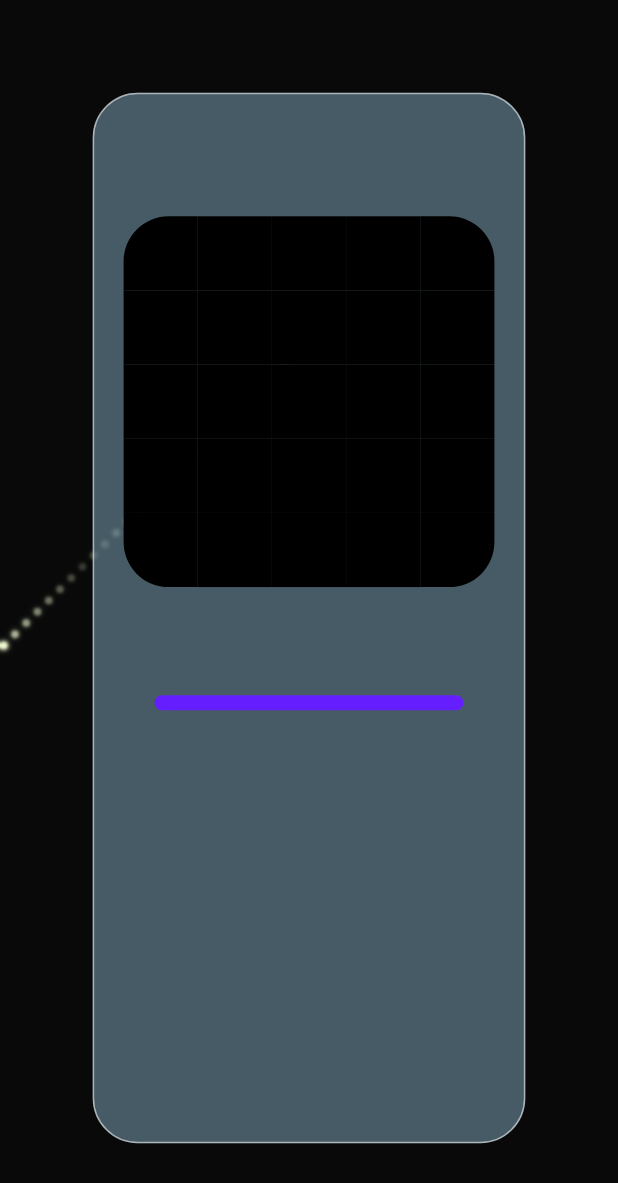
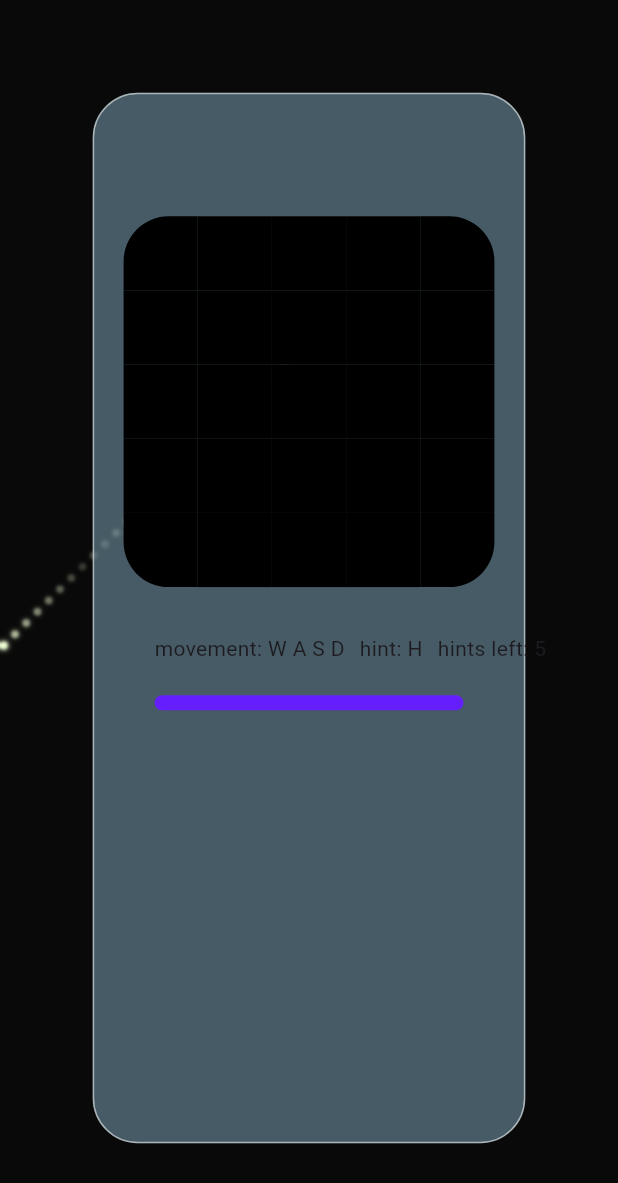
Before and after one commit to darksider-05/mazeMaster, a Flutter app: the screen it shows after launch, on a phone screen of 412 x 824 dp. Shown: the top 1183 px of the screen. Run offline on Flutter 3.47's test engine with Material 3 defaults, Android fonts, the light colour scheme and no system bars; network calls fail.

Commit message:
textual hints visual improvements

```diff
--- /dev/null
+++ b/frontend/lib/components/hints.dart
@@ -0,0 +1,36 @@
+import 'dart:math';
+
+import 'package:flutter/material.dart';
+import 'package:mazemaster/providers/app_root.dart';
+import 'package:mazemaster/providers/game_provider.dart';
+import 'package:provider/provider.dart';
+
+class Hints extends StatelessWidget {
+  const Hints({super.key});
+
+  @override
+  Widget build(BuildContext context) {
+    var game = Provider.of<GameProvider>(context);
+    var root = RootState(context);
+    var vh = root.vh();
+    var vw = root.vw();
+    var wholeSize = min(vh, vw) * 0.7;
+    var width = min(vw, vh) / 2;
+
+    return Positioned(
+      top: (vh - wholeSize) / 4 + wholeSize,
+      left: (vw - width) / 2,
+      child: SizedBox(
+        child: Row(
+          spacing: 10,
+          mainAxisSize: MainAxisSize.min,
+          children: [
+            Text("movement: W A S D"),
+            Text("hint: H"),
+            Text("hints left: ${game.hints}"),
+          ],
+        ),
+      ),
+    );
+  }
+}
--- a/frontend/lib/main.dart
+++ b/frontend/lib/main.dart
@@ -2,6 +2,7 @@ import 'package:flutter/material.dart';
 import 'package:mazemaster/components/board.dart';
 import 'package:mazemaster/components/cover.dart';
 import 'package:mazemaster/components/help_progress_indicator.dart';
+import 'package:mazemaster/components/hints.dart';
 import 'package:mazemaster/components/result.dart';
 import 'package:mazemaster/components/sky_widget.dart';
 import 'package:mazemaster/providers/game_provider.dart';
@@ -52,13 +53,9 @@ class AppRoot extends StatelessWidget {
   @override
   Widget build(BuildContext context) {
     var game = Provider.of<GameProvider>(context);
-    return Stack(
-      children: [
-        SkyWidget(),
-        Cover(),
-        !game.over ? GameBoard() : ResultWidget(win: game.won),
-        HelpProgressIndicator(),
-      ],
-    );
+    List<Widget> children = !(game.over)
+        ? [SkyWidget(), Cover(), GameBoard(), HelpProgressIndicator(), Hints()]
+        : [SkyWidget(), Cover(), ResultWidget(win: game.won)];
+    return Stack(children: children);
   }
 }
--- a/frontend/lib/providers/game_provider.dart
+++ b/frontend/lib/providers/game_provider.dart
@@ -4,6 +4,7 @@ class GameProvider extends ChangeNotifier {
   List<List<int>> maze = [];
   (int, int) player = (0, 0);
   double help = 0;
+  int hints = 5;
   bool over = false;
   bool won = false;
 
@@ -14,7 +15,7 @@ class GameProvider extends ChangeNotifier {
         break;
 
       case "state":
-        setPlayer(msg["px"], msg["py"], msg["help"]);
+        setPlayer(msg["px"], msg["py"], msg["help"], msg["hints"]);
         break;
       case "game_over":
         over = true;
@@ -29,9 +30,10 @@ class GameProvider extends ChangeNotifier {
     notifyListeners();
   }
 
-  void setPlayer(int x, int y, num help) {
+  void setPlayer(int x, int y, num help, int hints) {
     player = (x, y);
     this.help = help.toDouble() / 50;
+    this.hints = hints;
     notifyListeners();
   }
 }
--- a/frontend/pubspec.yaml
+++ b/frontend/pubspec.yaml
@@ -16,7 +16,7 @@ publish_to: 'none' # Remove this line if you wish to publish to pub.dev
 # https://developer.apple.com/library/archive/documentation/General/Reference/InfoPlistKeyReference/Articles/CoreFoundationKeys.html
 # In Windows, build-name is used as the major, minor, and patch parts
 # of the product and file versions while build-number is used as the build suffix.
-version: 1.0.0
+version: 1.0.1
 
 environment:
   sdk: ^3.9.2
```
Also changed, not shown: 2 other files.
